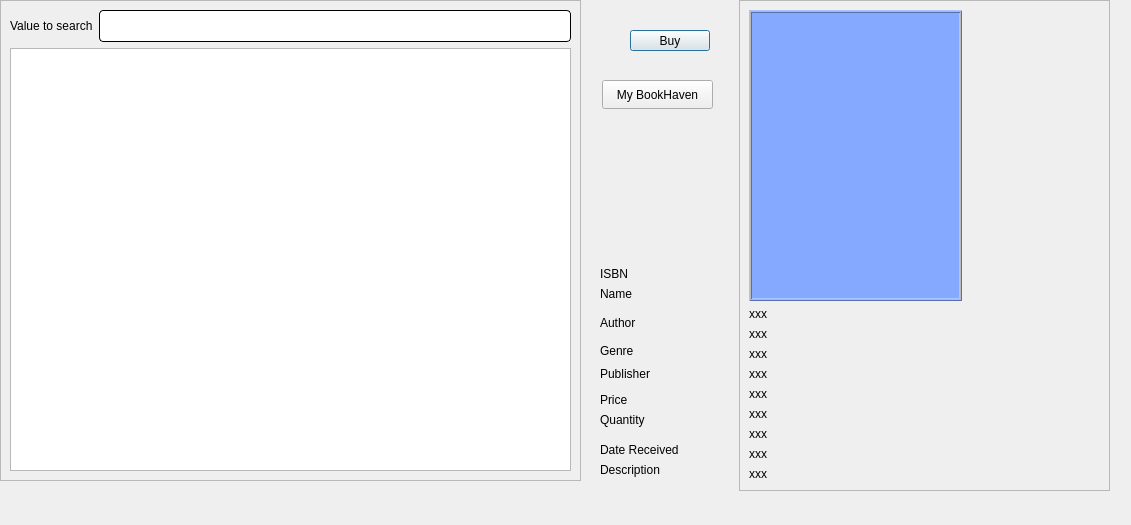
Before: the Qt Designer form BookHaven_(library+bookshop)/bookcart.ui in akibhaider/BOOK_HAVEN, drawn with Qt 5.
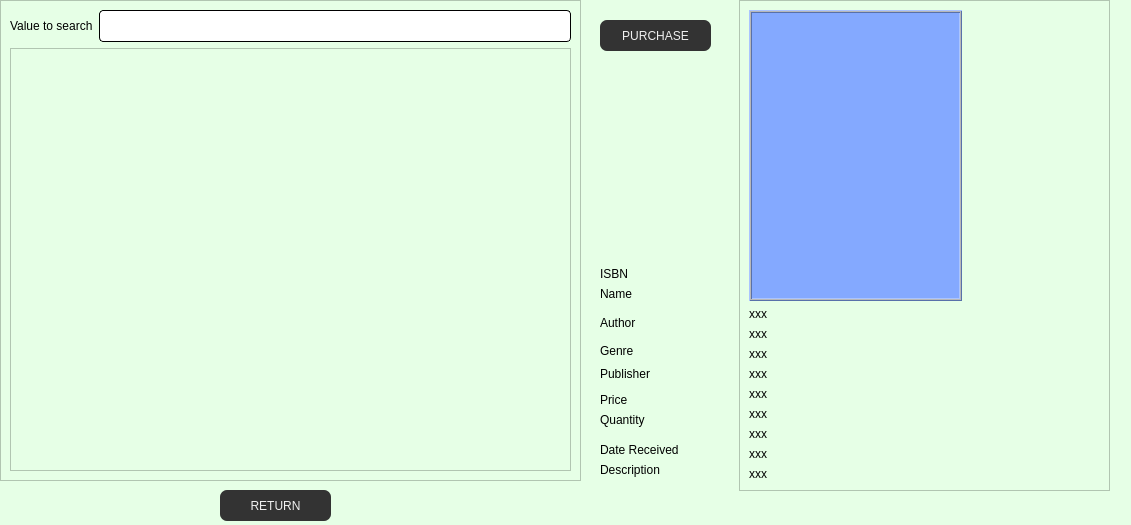
After: the same form once the commit is applied.

The edit to the form file:
```diff
--- a/BookHaven_(library+bookshop)/bookcart.ui
+++ b/BookHaven_(library+bookshop)/bookcart.ui
@@ -13,6 +13,9 @@
   <property name="windowTitle">
    <string>Dialog</string>
   </property>
+  <property name="styleSheet">
+   <string notr="true">background-color: #E6FFE6;</string>
+  </property>
   <widget class="QLabel" name="name_2">
    <property name="geometry">
     <rect>
@@ -515,27 +518,59 @@
   <widget class="QPushButton" name="buy_button">
    <property name="geometry">
     <rect>
-     <x>630</x>
-     <y>30</y>
-     <width>80</width>
-     <height>21</height>
+     <x>600</x>
+     <y>20</y>
+     <width>111</width>
+     <height>31</height>
     </rect>
    </property>
+   <property name="styleSheet">
+    <string notr="true">QPushButton{
+border-radius:7px;
+padding : 0 2px;
+background: rgb(51, 51, 51);
+border -radius:10px;
+color: rgb(240, 240, 240);
+font: 12pt &quot;Lato&quot;;
+}
+QPushButton:hover:!pressed
+{
+border-radius:5px;
+background:#ababab;
+}
+</string>
+   </property>
    <property name="text">
-    <string>Buy</string>
+    <string>PURCHASE</string>
    </property>
   </widget>
   <widget class="QPushButton" name="pushButton">
    <property name="geometry">
     <rect>
-     <x>602</x>
-     <y>80</y>
+     <x>220</x>
+     <y>490</y>
      <width>111</width>
-     <height>29</height>
+     <height>31</height>
     </rect>
    </property>
+   <property name="styleSheet">
+    <string notr="true">QPushButton{
+border-radius:7px;
+padding : 0 2px;
+background: rgb(51, 51, 51);
+border -radius:10px;
+color: rgb(240, 240, 240);
+font: 12pt &quot;Lato&quot;;
+}
+QPushButton:hover:!pressed
+{
+border-radius:5px;
+background:#ababab;
+}
+</string>
+   </property>
    <property name="text">
-    <string>My BookHaven</string>
+    <string>RETURN</string>
    </property>
   </widget>
   <zorder>pushButton</zorder>
```
